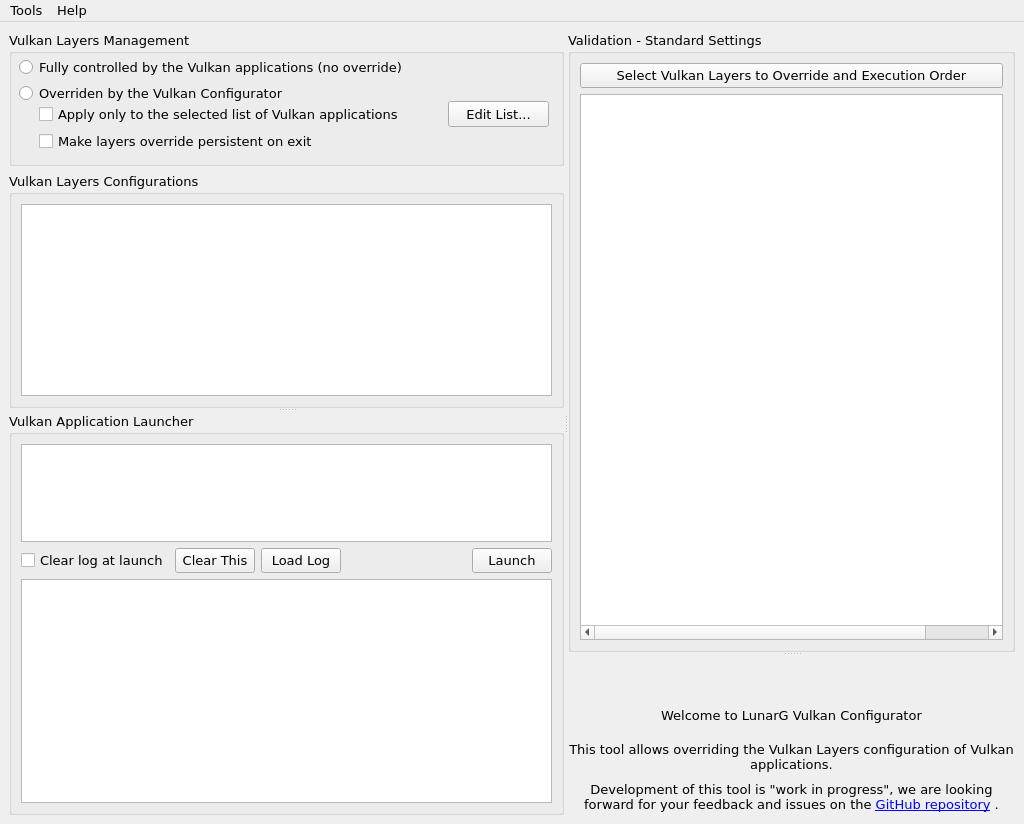
Above: vkconfig/mainwindow.ui from LunarG/VulkanTools before the change. Below: the same form after it.
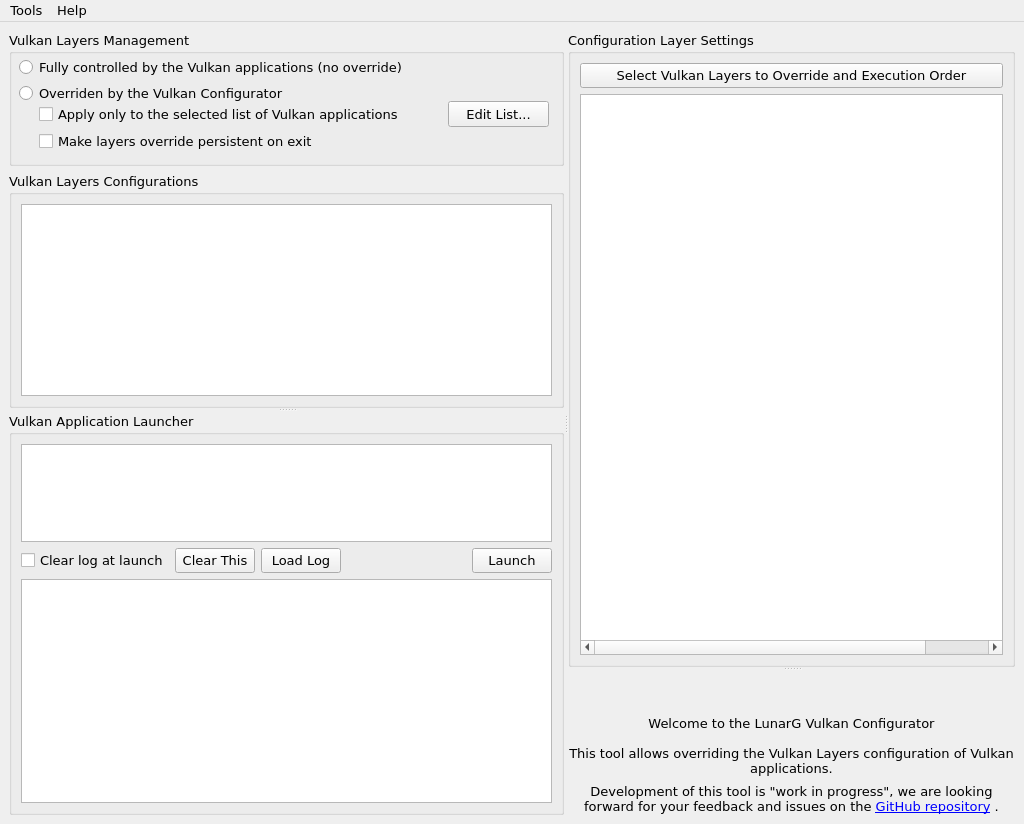
That is the form after the change. Icons and pictures are not drawn.

The edit to the form file:
```diff
--- a/vkconfig/mainwindow.ui
+++ b/vkconfig/mainwindow.ui
@@ -332,7 +332,7 @@
          </size>
         </property>
         <property name="title">
-         <string>Validation - Standard Settings</string>
+         <string>Configuration Layer Settings</string>
         </property>
         <layout class="QGridLayout" name="gridLayout_2">
          <property name="topMargin">
@@ -407,7 +407,7 @@
            <item>
             <widget class="QLabel" name="label_2">
              <property name="text">
-              <string>Welcome to LunarG Vulkan Configurator</string>
+              <string>Welcome to the LunarG Vulkan Configurator</string>
              </property>
              <property name="scaledContents">
               <bool>true</bool>
```
